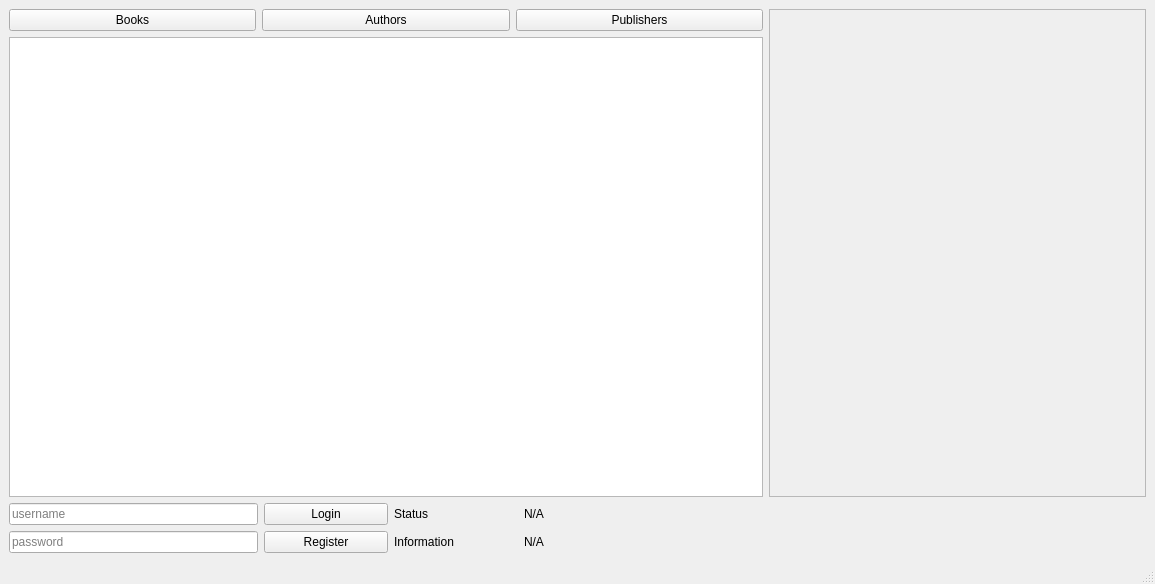
Qt form mainwindow.ui (DavidJerman/BookManager) before a commit.
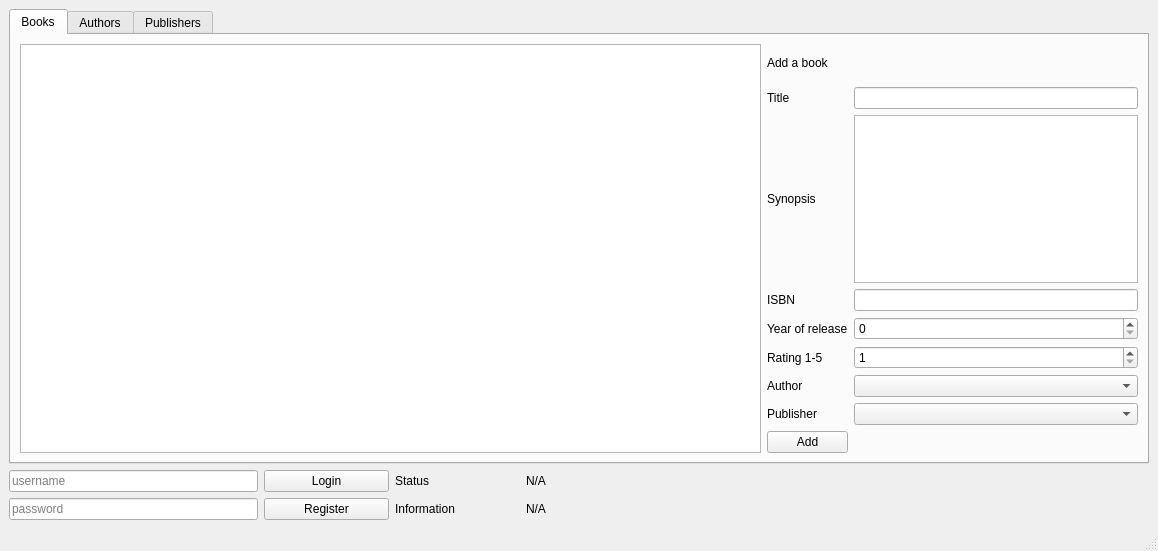
The same form after that commit.

Commit message: Added books class, register, enabling/disabling windows, added tabs.

The edit to the form file:
```diff
--- a/mainwindow.ui
+++ b/mainwindow.ui
@@ -6,8 +6,8 @@
    <rect>
     <x>0</x>
     <y>0</y>
-    <width>1155</width>
-    <height>584</height>
+    <width>1158</width>
+    <height>551</height>
    </rect>
   </property>
   <property name="windowTitle">
@@ -16,47 +16,143 @@
   <widget class="QWidget" name="centralwidget">
    <layout class="QGridLayout" name="gridLayout_2" rowstretch="10,1">
     <item row="0" column="0">
-     <layout class="QHBoxLayout" name="MainGrid" stretch="6,3">
+     <layout class="QHBoxLayout" name="MainGrid" stretch="0">
       <item>
-       <layout class="QGridLayout" name="DisplayGrid" rowstretch="0,0">
-        <item row="0" column="0">
-         <layout class="QHBoxLayout" name="DisplaySelection">
+       <widget class="QTabWidget" name="TabWidget">
+        <property name="currentIndex">
+         <number>0</number>
+        </property>
+        <widget class="QWidget" name="BooksTab">
+         <attribute name="title">
+          <string>Books</string>
+         </attribute>
+         <layout class="QHBoxLayout" name="horizontalLayout" stretch="6,3">
           <item>
-           <widget class="QPushButton" name="BooksDisplay">
-            <property name="text">
-             <string>Books</string>
-            </property>
-           </widget>
+           <widget class="QTableWidget" name="BooksDisplayGrid"/>
           </item>
           <item>
-           <widget class="QPushButton" name="AuthorsDisplay">
-            <property name="text">
-             <string>Authors</string>
-            </property>
-           </widget>
-          </item>
-          <item>
-           <widget class="QPushButton" name="PublishersDisplay">
-            <property name="text">
-             <string>Publishers</string>
-            </property>
-           </widget>
+           <layout class="QVBoxLayout" name="verticalLayout" stretch="1,10">
+            <item>
+             <widget class="QLabel" name="AddBookLabel">
+              <property name="text">
+               <string>Add a book</string>
+              </property>
+             </widget>
+            </item>
+            <item>
+             <layout class="QGridLayout" name="gridLayout">
+              <item row="5" column="0">
+               <widget class="QLabel" name="AuthorLabel">
+                <property name="text">
+                 <string>Author</string>
+                </property>
+               </widget>
+              </item>
+              <item row="0" column="0">
+               <widget class="QLabel" name="TitleLabel">
+                <property name="text">
+                 <string>Title</string>
+                </property>
+               </widget>
+              </item>
+              <item row="6" column="0">
+               <widget class="QLabel" name="PublisherLabel">
+                <property name="text">
+                 <string>Publisher</string>
+                </property>
+               </widget>
+              </item>
+              <item row="2" column="0">
+               <widget class="QLabel" name="ISBNLabel">
+                <property name="text">
+                 <string>ISBN</string>
+                </property>
+               </widget>
+              </item>
+              <item row="5" column="1">
+               <widget class="QComboBox" name="AuthorComboBox"/>
+              </item>
+              <item row="1" column="1">
+               <widget class="QPlainTextEdit" name="SynopsisTextEdit"/>
+              </item>
+              <item row="3" column="0">
+               <widget class="QLabel" name="YearLabel">
+                <property name="text">
+                 <string>Year of release</string>
+                </property>
+               </widget>
+              </item>
+              <item row="1" column="0">
+               <widget class="QLabel" name="SynopsisLabel">
+                <property name="text">
+                 <string>Synopsis</string>
+                </property>
+               </widget>
+              </item>
+              <item row="0" column="1">
+               <widget class="QLineEdit" name="TitleLineEdit">
+                <property name="maxLength">
+                 <number>128</number>
+                </property>
+               </widget>
+              </item>
+              <item row="4" column="0">
+               <widget class="QLabel" name="RatingLabel">
+                <property name="text">
+                 <string>Rating 1-5</string>
+                </property>
+               </widget>
+              </item>
+              <item row="3" column="1">
+               <widget class="QSpinBox" name="YearSpinBox">
+                <property name="maximum">
+                 <number>2050</number>
+                </property>
+               </widget>
+              </item>
+              <item row="4" column="1">
+               <widget class="QSpinBox" name="RatingSpinBox">
+                <property name="minimum">
+                 <number>1</number>
+                </property>
+                <property name="maximum">
+                 <number>5</number>
+                </property>
+               </widget>
+              </item>
+              <item row="2" column="1">
+               <widget class="QLineEdit" name="ISBNLineEdit">
+                <property name="maxLength">
+                 <number>32</number>
+                </property>
+               </widget>
+              </item>
+              <item row="6" column="1">
+               <widget class="QComboBox" name="PublisherComboBox"/>
+              </item>
+              <item row="7" column="0">
+               <widget class="QPushButton" name="AddBookButton">
+                <property name="text">
+                 <string>Add</string>
+                </property>
+               </widget>
+              </item>
+             </layout>
+            </item>
+           </layout>
           </item>
          </layout>
-        </item>
-        <item row="1" column="0">
-         <widget class="QTableWidget" name="tableWidget"/>
-        </item>
-       </layout>
-      </item>
-      <item>
-       <widget class="QFrame" name="insertionFrame">
-        <property name="frameShape">
-         <enum>QFrame::StyledPanel</enum>
-        </property>
-        <property name="frameShadow">
-         <enum>QFrame::Raised</enum>
-        </property>
+        </widget>
+        <widget class="QWidget" name="AuthorsTab">
+         <attribute name="title">
+          <string>Authors</string>
+         </attribute>
+        </widget>
+        <widget class="QWidget" name="PublishersTab">
+         <attribute name="title">
+          <string>Publishers</string>
+         </attribute>
+        </widget>
        </widget>
       </item>
      </layout>
```
Left out of the diff: 2 changed lines with no effect on the pictures. The commit also changes 7 other files.
